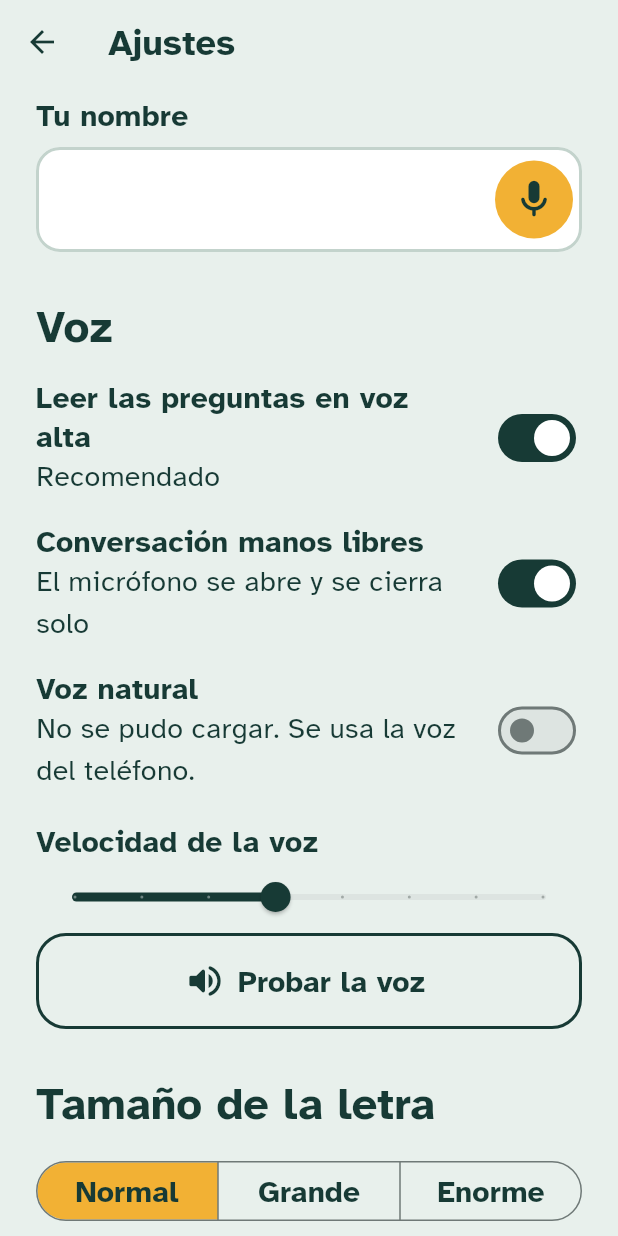
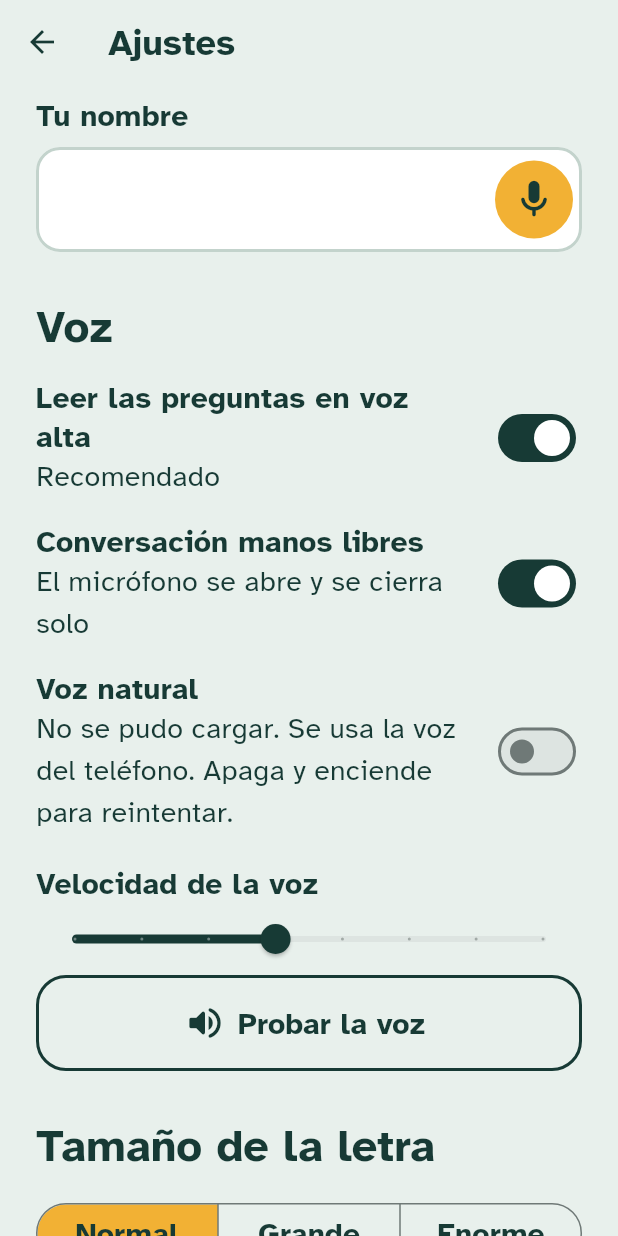
Before and after one commit to AbnerGA7/recuerdos-vivos, a Flutter app: the PantallaAjustes screen opened directly, after a tap on "Voz natural", on a phone screen of 412 x 824 dp. Run offline on Flutter 3.47's test engine with Material 3 defaults, Android fonts, the phone set to English and light mode, and no system bars; our stand-ins replace audioplayers, flutter_tts, image_picker, speech_to_text; missing offline and left inert: sherpa_onnx.

Commit message:
Protejo la app si la voz neuronal falla al cargar
Dejo una marca en disco antes de cargar el modelo. Si la app se cierra
en ese momento, en el siguiente arranque la voz neuronal se desactiva
sola y se usa la voz del teléfono. También verifico los archivos y
pruebo una frase antes de darla por lista.

```diff
--- a/lib/pantallas/ajustes.dart
+++ b/lib/pantallas/ajustes.dart
@@ -68,7 +68,7 @@ class _PantallaAjustesState extends State<PantallaAjustes> {
                 onChanged: (v) {
                   almacen.actualizarAjustes((x) => x.vozNatural = v);
                   voz.usarVozNatural = v;
-                  if (v) voz.prepararVozNatural();
+                  if (v) voz.prepararVozNatural(reintentar: true);
                 },
                 title: Text('Voz natural', style: estilos.titleMedium),
                 subtitle: Text(
@@ -76,7 +76,7 @@ class _PantallaAjustesState extends State<PantallaAjustes> {
                     EstadoVozNeuronal.lista => 'Lista. Funciona sin internet.',
                     EstadoVozNeuronal.preparando => 'Preparando la voz…',
                     EstadoVozNeuronal.noDisponible =>
-                      'No se pudo cargar. Se usa la voz del teléfono.',
+                      'No se pudo cargar. Se usa la voz del teléfono. Apaga y enciende para reintentar.',
                     EstadoVozNeuronal.apagada => 'Se usa la voz del teléfono.',
                   },
                   style: estilos.bodyMedium,
--- a/lib/servicios/voz.dart
+++ b/lib/servicios/voz.dart
@@ -67,9 +67,9 @@ class Voz extends ChangeNotifier {
   }
 
   /// Carga la voz neuronal en segundo plano y avisa cuando está lista.
-  Future<void> prepararVozNatural() async {
+  Future<void> prepararVozNatural({bool reintentar = false}) async {
     notifyListeners();
-    await neuronal.preparar();
+    await neuronal.preparar(reintentar: reintentar);
     notifyListeners();
   }
 
```
Also changed, not shown: lib/servicios/voz_neuronal.dart (+26 -3 lines).
